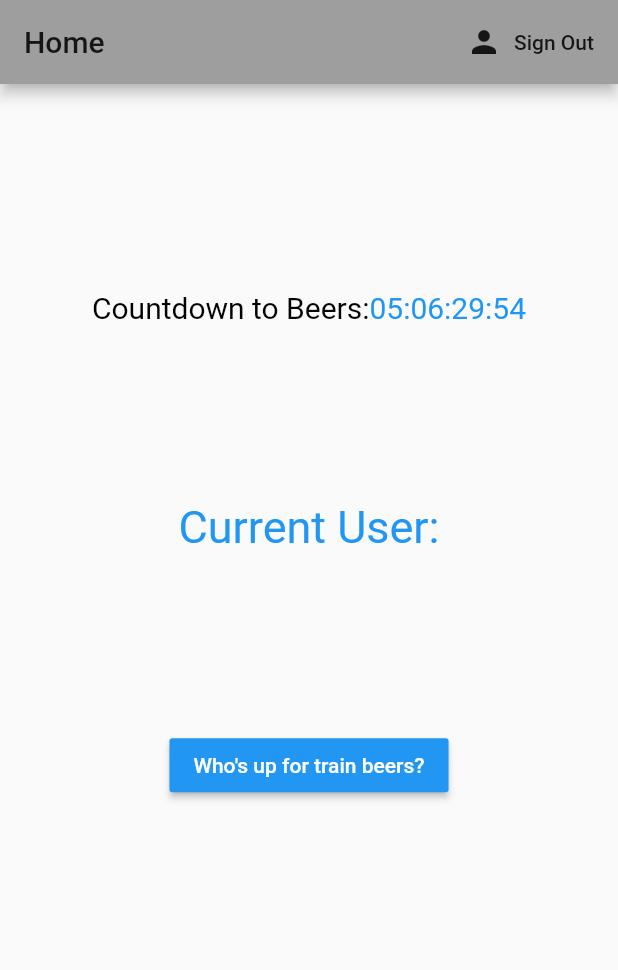
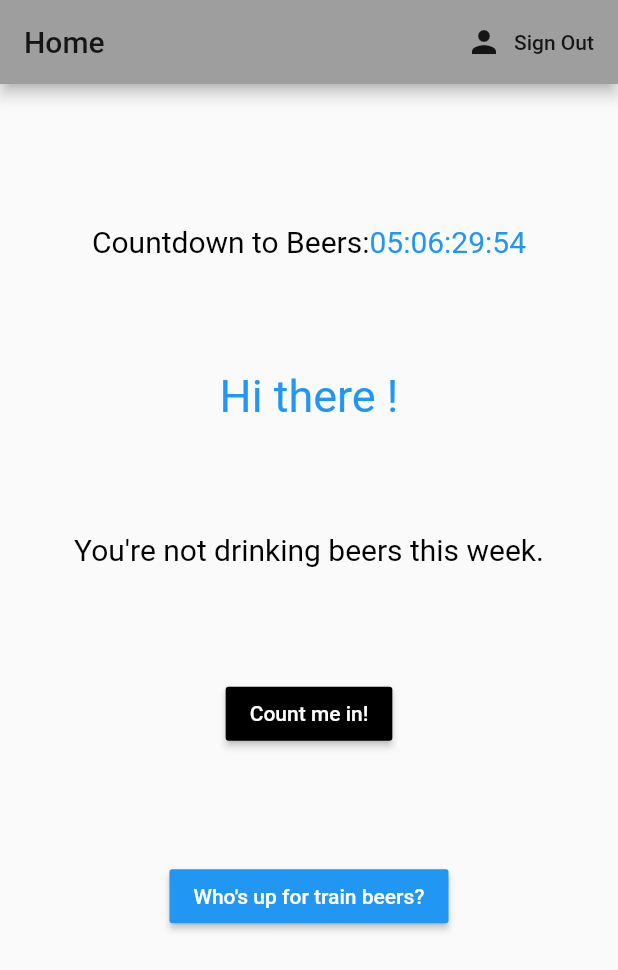
Before and after one commit to HeyKos/train_beers, a Flutter app: the screen it shows once a user with an empty profile is signed in, after a tap on "Sign Out", on a phone screen of 412 x 824 dp. Shown: the top 970 px of the screen. Run offline on Flutter 3.47's test engine with Material 2 defaults, Android fonts, the phone set to English and light mode, and no system bars; our stand-ins replace cloud_firestore, firebase_auth, flutter_clean_architecture; accounts and stored records are empty.

Commit message:
Created a use case for updating a user. Updated the main.dart file to wait for the get user stream to complete before going to the home page. Added a label of whether the user is signed up for joining in train beers or not. Added a button to toggle the user's active status.

```diff
--- a/lib/main.dart
+++ b/lib/main.dart
@@ -5,6 +5,8 @@ import 'package:train_beers/src/app/pages/login/login_view.dart';
 import 'package:train_beers/src/app/utils/router.dart';
 import 'package:train_beers/src/data/repositories/firebase_authenticaion_repository.dart';
 import 'package:flutter/material.dart';
+import 'package:train_beers/src/data/repositories/firebase_users_repository.dart';
+import 'package:train_beers/src/domain/entities/user_entity.dart';
 
 void main() => runApp(MyApp());
 
@@ -24,10 +26,21 @@ class MyApp extends StatelessWidget {
         primarySwatch: Colors.grey,
       ),
       home: StreamBuilder(
-        stream: FirebaseAuthenticationRepository().user,
+        stream: FirebaseAuthenticationRepository().user, // TODO: This should probably use a use case, not reference the repository directly.
         builder: (context, snapshot) {
           if(snapshot.hasData){
-            return HomePage(title: "Home", uid: snapshot.data,);
+            return StreamBuilder<UserEntity>(
+              stream: FirebaseUsersRepository().getUserByUid(snapshot.data), // TODO: This should probably use a use case, not reference the repository directly.
+              builder: (context, snapshot) {
+                if (snapshot.hasData) {
+                  return HomePage(title: "Home", user: snapshot.data);
+                }
+                else {
+                  // TODO: This is awful, so we'll need to do something different.
+                  return Text("Loading...");
+                }
+              }
+            );
           } else {
             return LoginPage(title: "Sign In");
           }
--- a/lib/src/app/pages/home/home_controller.dart
+++ b/lib/src/app/pages/home/home_controller.dart
@@ -5,10 +5,8 @@ import 'package:flutter_clean_architecture/flutter_clean_architecture.dart';
 
 class HomeController extends Controller {
   UserEntity _nextUser;
-  UserEntity _currentUser;
 
   UserEntity get nextUser => _nextUser;
-  UserEntity get currentUser => _currentUser;
   final HomePresenter homePresenter;
   // Presenter should always be initialized this way
   HomeController(usersRepo, authRepo) :
@@ -19,7 +17,6 @@ class HomeController extends Controller {
   // this is called automatically by the parent class
   void initListeners() {
     initGetNextUserListeners();
-    initGetUserByUidListeners();
     initLogoutListeners();
   }
 
@@ -43,26 +40,6 @@ class HomeController extends Controller {
     };
   }
 
-  void initGetUserByUidListeners() {
-    homePresenter.getUserByUidOnNext = (UserEntity user) {
-      print(user.toString());
-      _currentUser = user;
-      refreshUI(); // Refreshes the UI manually
-    };
-    homePresenter.getUserByUidOnComplete = () {
-      print('Current User retrieved');
-    };
-
-    // On error, show a snackbar, remove the user, and refresh the UI
-    homePresenter.getUserByUidOnError = (e) {
-      print('Could not retrieve current user.');
-      ScaffoldState state = getState();
-      state.showSnackBar(SnackBar(content: Text(e.message)));
-      _currentUser = null;
-      refreshUI(); // Refreshes the UI manually
-    };
-  }
-
   void initLogoutListeners() {
     homePresenter.logoutOnNext = () {
       print('Logout onNext');
@@ -80,11 +57,28 @@ class HomeController extends Controller {
     };
   }
 
+  void initUpdateUserListeners() {
+    homePresenter.updateUserOnNext = () {
+      print('Update user onNext');
+    };
+    homePresenter.updateUserOnComplete = () {
+      print('Update user complete');
+    };
+
+    // On error, show a snackbar, remove the user, and refresh the UI
+    homePresenter.updateUserOnError = (e) {
+      print('Could not update user.');
+      ScaffoldState state = getState();
+      state.showSnackBar(SnackBar(content: Text(e.message)));
+      refreshUI(); // Refreshes the UI manually
+    };
+  }
+
   void getNextUser() => homePresenter.getNextUser(_nextUser == null ? -1 : _nextUser.sequence);
 
   void logout() => homePresenter.logout();
 
-  void getUserByUid(String uid) => homePresenter.getUserByUid(uid);
+  void updateUser(UserEntity user) => homePresenter.updateUser(user);
 
   @override
   void dispose() {
--- a/lib/src/app/pages/home/home_presenter.dart
+++ b/lib/src/app/pages/home/home_presenter.dart
@@ -1,8 +1,8 @@
+import 'package:train_beers/src/domain/entities/user_entity.dart';
 import 'package:train_beers/src/domain/usecases/get_next_user_usecase.dart';
-import 'package:train_beers/src/domain/usecases/get_user_by_uid_usecase.dart';
 import 'package:train_beers/src/domain/usecases/logout_usecase.dart';
-import '../../../domain/usecases/get_next_user_usecase.dart';
 import 'package:flutter_clean_architecture/flutter_clean_architecture.dart';
+import 'package:train_beers/src/domain/usecases/update_user_usecase.dart';
 
 class HomePresenter extends Presenter {
   // Use Case Functions
@@ -12,32 +12,32 @@ class HomePresenter extends Presenter {
   Function logoutOnNext;
   Function logoutOnComplete;
   Function logoutOnError;
-  Function getUserByUidOnNext;
-  Function getUserByUidOnComplete;
-  Function getUserByUidOnError;
+  Function updateUserOnNext;
+  Function updateUserOnComplete;
+  Function updateUserOnError;
 
   // Use Case Objects
   final GetNextUserUseCase getNextUserUseCase;
-  final GetUserByUidUseCase getUserByUidUseCase;
   final LogoutUseCase logoutUseCase;
+  final UpdateUserUseCase updateUserUseCase;
 
   // Constructors
   HomePresenter(usersRepo, authRepo) :
     getNextUserUseCase = GetNextUserUseCase(usersRepo),
-    getUserByUidUseCase = GetUserByUidUseCase(usersRepo),
-    logoutUseCase = LogoutUseCase(authRepo);
+    logoutUseCase = LogoutUseCase(authRepo),
+    updateUserUseCase = UpdateUserUseCase(usersRepo);
 
   void getNextUser(int currentSequence) {
     // execute getUseruserCase
     getNextUserUseCase.execute(_GetNextUserUseCaseObserver(this), GetNextUserUseCaseParams(currentSequence));
   }
 
-  void getUserByUid(String uid) {
-    getUserByUidUseCase.execute(_GetUserByUidUseCaseObserver(this), GetUserByUidUseCaseParams(uid));
+  void logout() {
+    logoutUseCase.execute(_GetLogoutUseCaseObserver(this));
   }
 
-  void logout() {
-    logoutUseCase.execute(_GetLogoutUseCaseObserver(this));
+  void updateUser(UserEntity user) {
+    updateUserUseCase.execute(_UpdateUserUseCaseObserver(this), UpdateUserUseCaseParams(user));
   }
 
   @override
@@ -69,28 +69,6 @@ class _GetNextUserUseCaseObserver extends Observer<GetNextUserUseCaseResponse> {
   }
 }
 
-class _GetUserByUidUseCaseObserver extends Observer<GetUserByUidUseCaseResponse> {
-  final HomePresenter presenter;
-  _GetUserByUidUseCaseObserver(this.presenter);
-  @override
-  void onComplete() {
-    assert(presenter.getUserByUidOnComplete != null);
-    presenter.getUserByUidOnComplete();
-  }
-
-  @override
-  void onError(e) {
-    assert(presenter.getUserByUidOnError != null);
-    presenter.getUserByUidOnError(e);
-  }
-
-  @override
-  void onNext(response) {
-    assert(presenter.getUserByUidOnNext != null);
-    presenter.getUserByUidOnNext(response.user);
-  }
-}
-
 class _GetLogoutUseCaseObserver extends Observer<void> {
   final HomePresenter presenter;
   _GetLogoutUseCaseObserver(this.presenter);
@@ -112,3 +90,25 @@ class _GetLogoutUseCaseObserver extends Observer<void> {
     presenter.logoutOnNext();
   }
 }
+
+class _UpdateUserUseCaseObserver extends Observer<UpdateUserUseCaseResponse> {
+  final HomePresenter presenter;
+  _UpdateUserUseCaseObserver(this.presenter);
+  @override
+  void onComplete() {
+    assert(presenter.updateUserOnComplete != null);
+    presenter.updateUserOnComplete();
+  }
+
+  @override
+  void onError(e) {
+    assert(presenter.updateUserOnError != null);
+    presenter.updateUserOnError(e);
+  }
+
+  @override
+  void onNext(response) {
+    assert(presenter.updateUserOnNext != null);
+    presenter.updateUserOnNext(response.user);
+  }
+}
--- a/lib/src/app/pages/home/home_view.dart
+++ b/lib/src/app/pages/home/home_view.dart
@@ -1,6 +1,6 @@
-import 'package:provider/provider.dart';
 import 'package:train_beers/src/app/widgets/countdown_timer.dart';
 import 'package:train_beers/src/data/repositories/firebase_authenticaion_repository.dart';
+import 'package:train_beers/src/domain/entities/user_entity.dart';
 import './home_controller.dart';
 import 'package:flutter/material.dart';
 import 'package:flutter/widgets.dart';
@@ -8,22 +8,20 @@ import 'package:flutter_clean_architecture/flutter_clean_architecture.dart';
 import 'package:train_beers/src/data/repositories/firebase_users_repository.dart';
 
 class HomePage extends View {
-  HomePage({Key key, this.title, this.uid}) : super(key: key);
+  HomePage({Key key, this.title, this.user}) : super(key: key);
 
   final String title;
-  final String uid;
+  final UserEntity user;
 
   @override
   // inject dependencies inwards
-  _HomePageState createState() => _HomePageState(this.uid);
+  _HomePageState createState() => _HomePageState(this.user);
 }
 
 class _HomePageState extends ViewState<HomePage, HomeController> {
-  _HomePageState(this.uid) : super(HomeController(FirebaseUsersRepository(), FirebaseAuthenticationRepository())) {
-    controller.getUserByUid(this.uid);
-  }
+  _HomePageState(this.user) : super(HomeController(FirebaseUsersRepository(), FirebaseAuthenticationRepository()));
 
-  final String uid;
+  final UserEntity user;
 
   @override
   Widget buildPage() {
@@ -65,13 +63,54 @@ class _HomePageState extends ViewState<HomePage, HomeController> {
                     mainAxisAlignment: MainAxisAlignment.center,
                     children: <Widget>[
                       Text(
-                        getCurrentUserText(uid),
+                        getCurrentUserText(user),
                         textAlign: TextAlign.center,
                         style: TextStyle(
                           color: Colors.blue,
                           fontSize: 30.0,
                         ),
                       ),
+                    ],
+                  )
+                ],
+              ),
+              Spacer(),
+              Row(
+                mainAxisAlignment: MainAxisAlignment.center,
+                children: <Widget>[
+                  Column(
+                    mainAxisAlignment: MainAxisAlignment.center,
+                    children: <Widget>[
+                      Text(
+                        getActiveStatusMessage(user),
+                        textAlign: TextAlign.center,
+                        style: TextStyle(
+                          color: Colors.black,
+                          fontSize: 20.0,
+                        ),
+                      ),
+                    ],
+                  )
+                ],
+              ),
+              Spacer(),
+              Row(
+                mainAxisAlignment: MainAxisAlignment.center,
+                children: <Widget>[
+                  Column(
+                    mainAxisAlignment: MainAxisAlignment.center,
+                    children: <Widget>[
+                      RaisedButton(
+                        onPressed: () {
+                          user.userIsActive = !user.isActive;
+                          controller.updateUser(user);
+                        },
+                        child: Text(
+                          "Count me ${user.isActive ? 'out' : 'in'}!",
+                          style: TextStyle(color: Colors.white),
+                        ),
+                        color: Colors.black,
+                        ),
                     ],
                   )
                 ],
@@ -122,11 +161,23 @@ class _HomePageState extends ViewState<HomePage, HomeController> {
     );
   }
 
-  String getCurrentUserText(String uid) {
-    if (controller.currentUser == null) {
+  String getCurrentUserText(UserEntity user) {
+    if (user == null) {
       return "";
     }
 
-    return "Current User: ${controller.currentUser.name}";
+    return "Hi there ${user.name}!";
+  }
+
+  String getActiveStatusMessage(UserEntity user) {
+    if (user == null) {
+      return "";
+    }
+
+    if (user.isActive) {
+      return "You're currently in for beers!";
+    }
+
+    return "You're not drinking beers this week.";
   }
 }
--- a/lib/src/data/repositories/firebase_authenticaion_repository.dart
+++ b/lib/src/data/repositories/firebase_authenticaion_repository.dart
@@ -1,5 +1,5 @@
 import 'dart:async';
-import '../../domain/repositories/authentication_repository.dart';
+import 'package:train_beers/src/domain/repositories/authentication_repository.dart';
 import 'package:firebase_auth/firebase_auth.dart';
 
 class FirebaseAuthenticationRepository implements AuthenticationRepository {
--- a/lib/src/domain/entities/user_entity.dart
+++ b/lib/src/domain/entities/user_entity.dart
@@ -3,13 +3,17 @@ import 'package:flutter/material.dart';
 @immutable
 class UserEntity {
   final String id;
-  final String uid;
-  final String name;
-  final int sequence;
-  final bool isActive;
-  final DateTime purchasedOn;
+  String uid;
+  String name;
+  int sequence;
+  bool isActive;
+  DateTime purchasedOn;
 
   UserEntity(this.id, this.uid, this.name, this.sequence, this.isActive, this.purchasedOn);
+
+  set userIsActive(bool value) {
+    this.isActive = value;
+  }
 
   @override
   String toString() => '$name';
--- a/lib/src/domain/usecases/get_user_by_uid_usecase.dart
+++ b/lib/src/domain/usecases/get_user_by_uid_usecase.dart
@@ -1,6 +1,6 @@
 import 'dart:async';
 import 'package:train_beers/src/domain/entities/user_entity.dart';
-import '../repositories/users_repository.dart';
+import 'package:train_beers/src/domain/repositories/users_repository.dart';
 import 'package:flutter_clean_architecture/flutter_clean_architecture.dart';
 
 class GetUserByUidUseCase extends UseCase<GetUserByUidUseCaseResponse, GetUserByUidUseCaseParams> {
```
Also changed, not shown: lib/src/domain/usecases/update_user_usecase.dart (added, +38 -0 lines).
